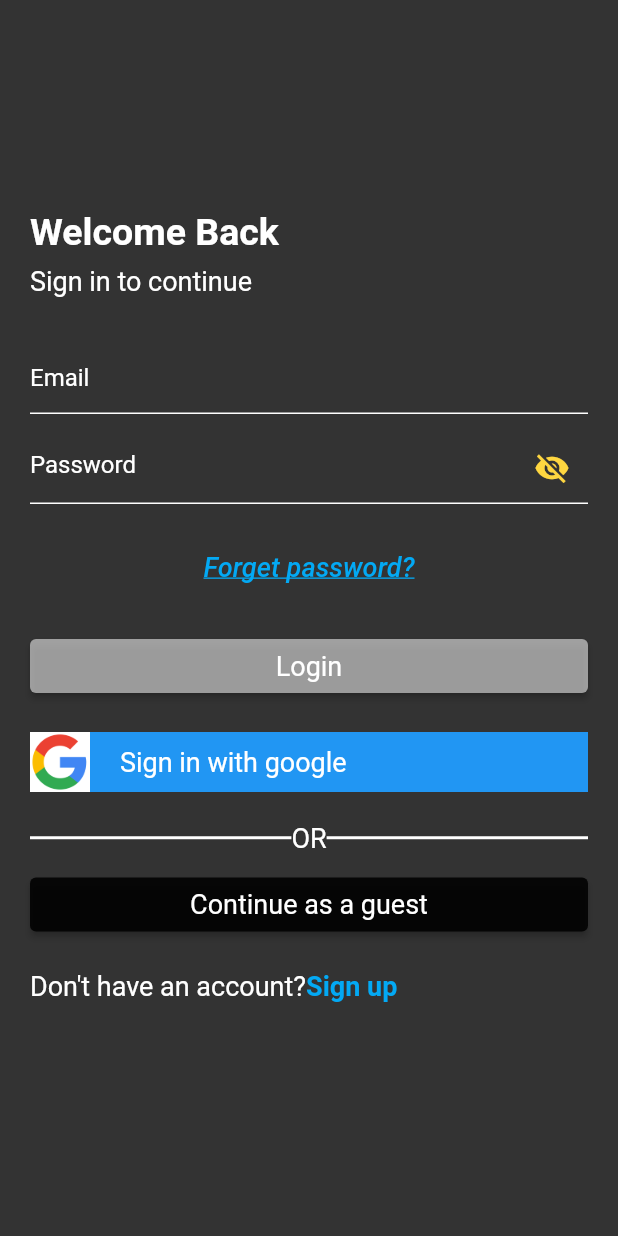
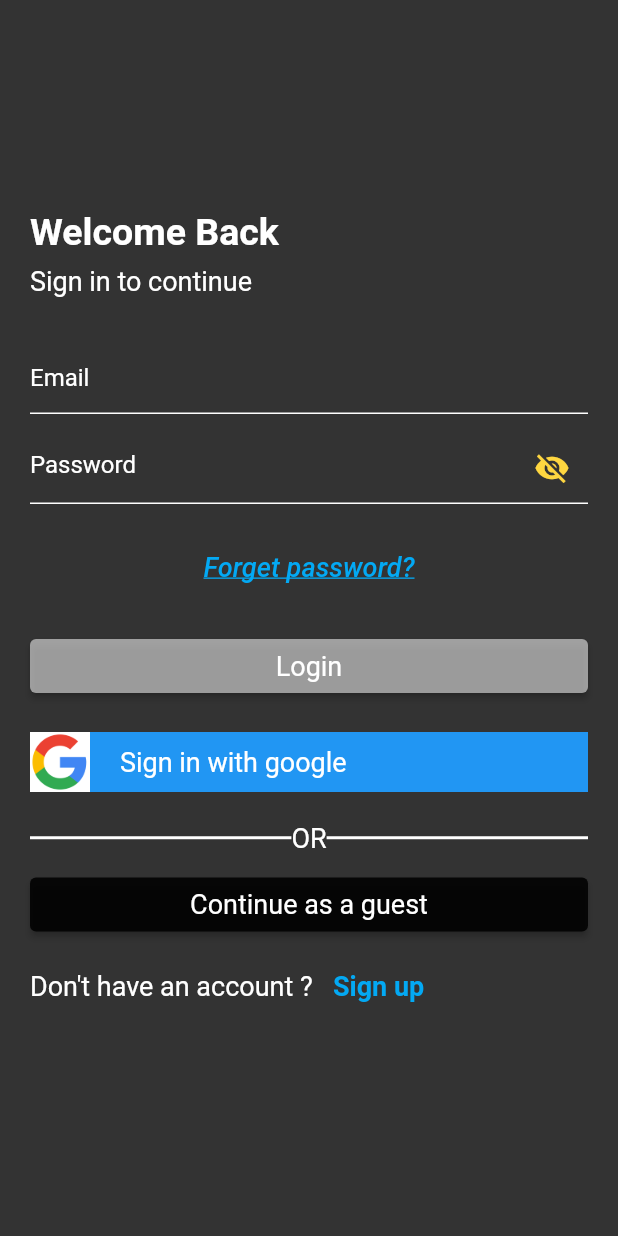
Before and after one commit to Devsaci/grocery_app_hadi_v2, a Flutter app: the screen it shows after launch, on a phone screen of 412 x 824 dp. Run offline on Flutter 3.47's test engine with Material 2 defaults, Android fonts, the phone set to English and light mode, and no system bars; drawn by our look-alikes of card_swiper; our stand-ins replace fancy_shimmer_image, flutter_iconly, shared_preferences.

Commit message:
UI Format

```diff
--- a/lib/screens/auth/login.dart
+++ b/lib/screens/auth/login.dart
@@ -206,11 +206,11 @@ class _LoginScreenState extends State<LoginScreen> {
                   const SizedBox(height: 20),
                   RichText(
                     text: TextSpan(
-                      text: 'Don\'t have an account?',
-                      style: TextStyle(color: Colors.white, fontSize: 18),
+                      text: 'Don\'t have an account ?',
+                      style: const TextStyle(color: Colors.white, fontSize: 18),
                       children: [
                         TextSpan(
-                          text: 'Sign up',
+                          text: '   Sign up',
                           style: const TextStyle(
                               color: Colors.lightBlue,
                               fontSize: 18,
```
